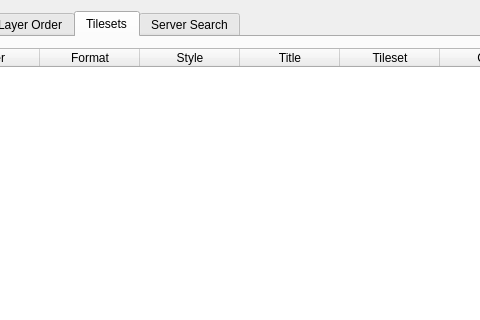
Above: src/ui/qgswmssourceselectbase.ui from qgis/QGIS before the change; both pictures show x 85 to 565 and y 0 to 320 of the 773 by 539 pixel window. Below: the same form after it.
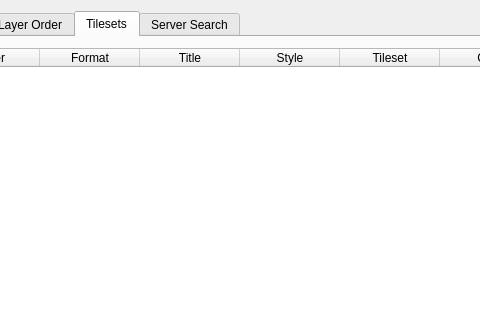
That is the form after the change. The open tabs and pages were chosen to show the change. Icons and pictures are not drawn.

Commit message: wmts: use title instead of identifier (fixes #9391)

Patch:
```diff
--- a/src/ui/qgswmssourceselectbase.ui
+++ b/src/ui/qgswmssourceselectbase.ui
@@ -356,12 +356,12 @@
          </column>
          <column>
           <property name="text">
-           <string>Style</string>
+           <string>Title</string>
           </property>
          </column>
          <column>
           <property name="text">
-           <string>Title</string>
+           <string>Style</string>
           </property>
          </column>
          <column>
```
The commit also changes 1 other file.
